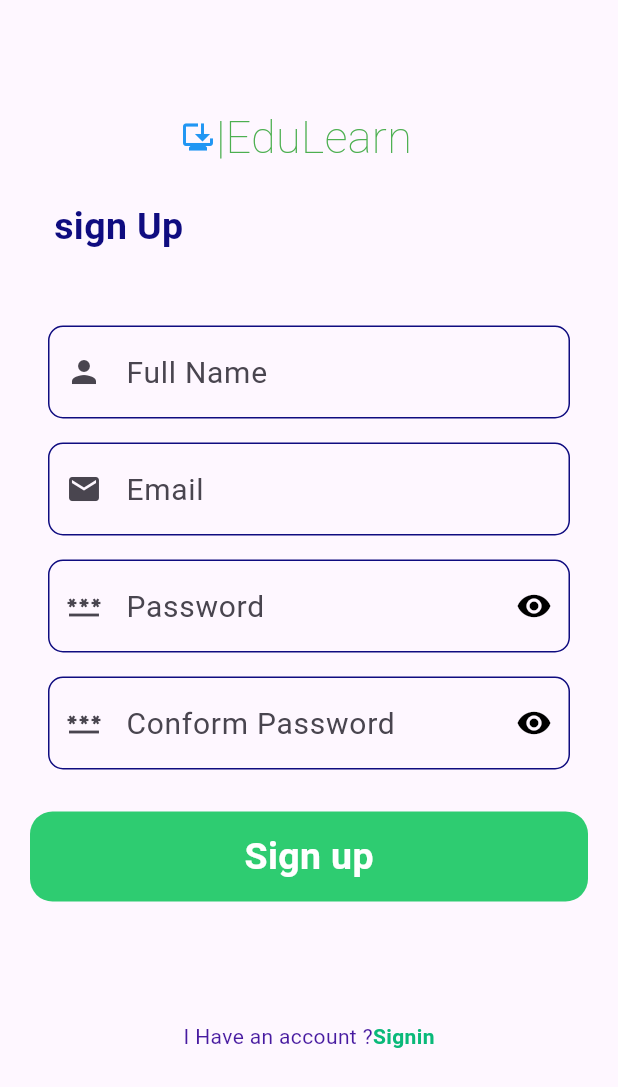
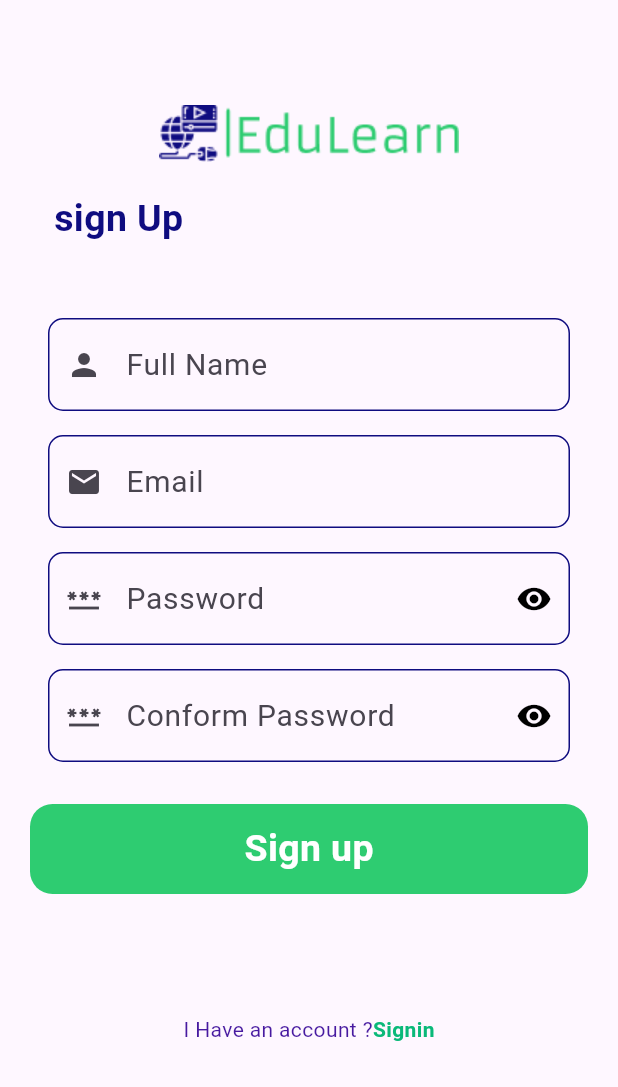
Before and after one commit to engshenoda/edulearn, a Flutter app: the screen it shows after launch, after a tap on "Signup", on a phone screen of 412 x 824 dp. Shown: the top 1087 px of the screen. Run offline on Flutter 3.47's test engine with Material 3 defaults, Android fonts, the phone set to English and light mode, and no system bars.

Commit message:
first commit

```diff
--- a/lib/screens/signin.dart
+++ b/lib/screens/signin.dart
@@ -18,8 +18,6 @@ class _HomePageState extends State<Signin> {
     });
   }
 
-
-
   @override
   Widget build(BuildContext context) {
     return Scaffold(
@@ -28,23 +26,9 @@ class _HomePageState extends State<Signin> {
           const SizedBox(
             height: 70,
           ),
-          Padding(
-            padding: EdgeInsets.symmetric(horizontal: 120),
-            child: Row(
-              children: [
-                Icon(
-                  Icons.browser_updated,
-                  color: Colors.blue,
-                ),
-                const Text(
-                  '|EduLearn',
-                  style: TextStyle(
-                      color: Colors.green,
-                      fontSize: 30,
-                      fontWeight: FontWeight.w100),
-                ),
-              ],
-            ),
+          Image.asset(
+            'assets/logo-no-background 2.png',
+            width: 200,
           ),
           const SizedBox(
             height: 20,
@@ -137,7 +121,7 @@ class _HomePageState extends State<Signin> {
                   border: Border.all(color: Colors.grey.shade700),
                 ),
                 child: Image.asset(
-                  'assets/facebook.png',
+                  'assets/devicon_google.png',
                   width: 50,
                 ),
               ),
@@ -151,7 +135,7 @@ class _HomePageState extends State<Signin> {
                   border: Border.all(color: Colors.grey.shade700),
                 ),
                 child: Image.asset(
-                  'assets/google.png',
+                  'assets/logos_facebook.png',
                   width: 50,
                 ),
               ),
@@ -165,7 +149,7 @@ class _HomePageState extends State<Signin> {
                   border: Border.all(color: Colors.grey.shade700),
                 ),
                 child: Image.asset(
-                  'assets/appel.png',
+                  'assets/pajamas_twitter.png',
                   width: 50,
                 ),
               ),
@@ -179,7 +163,7 @@ class _HomePageState extends State<Signin> {
                   border: Border.all(color: Colors.grey.shade700),
                 ),
                 child: Image.asset(
-                  'assets/appel.png',
+                  'assets/logos_linkedin-icon.png',
                   width: 50,
                 ),
               ),
--- a/lib/screens/signup.dart
+++ b/lib/screens/signup.dart
@@ -33,23 +33,9 @@ class _HomePageState extends State<SignUp> {
           const SizedBox(
             height: 70,
           ),
-          Padding(
-            padding: EdgeInsets.symmetric(horizontal: 120),
-            child: Row(
-              children: [
-                Icon(
-                  Icons.browser_updated,
-                  color: Colors.blue,
-                ),
-                const Text(
-                  '|EduLearn',
-                  style: TextStyle(
-                      color: Colors.green,
-                      fontSize: 30,
-                      fontWeight: FontWeight.w100),
-                ),
-              ],
-            ),
+          Image.asset(
+            'assets/logo-no-background 2.png',
+            width: 200,
           ),
           const SizedBox(
             height: 20,
--- a/lib/screens/splach_screen.dart
+++ b/lib/screens/splach_screen.dart
@@ -44,25 +44,11 @@ class _SplachScreenState extends State<SplachScreen>
               width: 300,
             ),
             SizedBox(
-              height: 10,
+              height: 5,
             ),
-            Padding(
-              padding: EdgeInsets.symmetric(horizontal: 120),
-              child: Row(
-                children: [
-                  Icon(
-                    Icons.browser_updated,
-                    color: Colors.blue,
-                  ),
-                  Text(
-                    '|EduLearn',
-                    style: TextStyle(
-                        color: Colors.green,
-                        fontSize: 30,
-                        fontWeight: FontWeight.w100),
-                  ),
-                ],
-              ),
+            Image.asset(
+              'assets/logo-no-background 2.png',
+              width: 200,
             ),
           ],
         ),
```
Also changed, not shown: assets/appel.png (deleted), assets/devicon_google.png (added), assets/facebook.png (deleted), assets/google.png (deleted), assets/logo-no-background 2.png (added), assets/logos_facebook.png (added), assets/logos_linkedin-icon.png (added), assets/pajamas_twitter.png (added).
